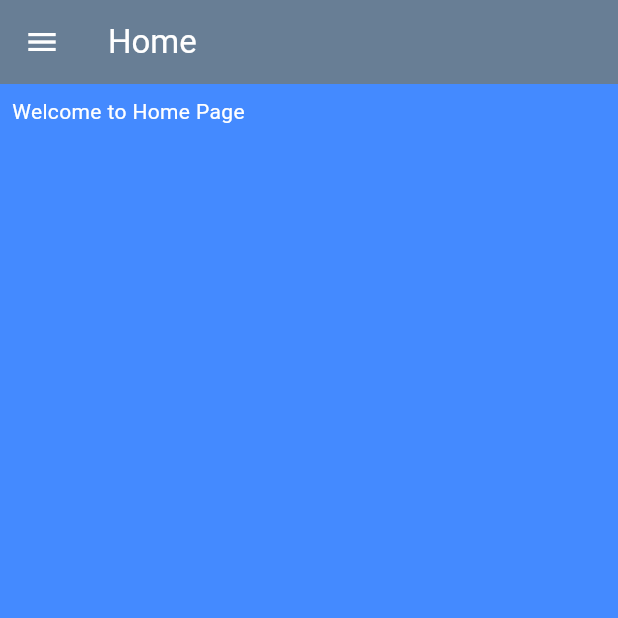
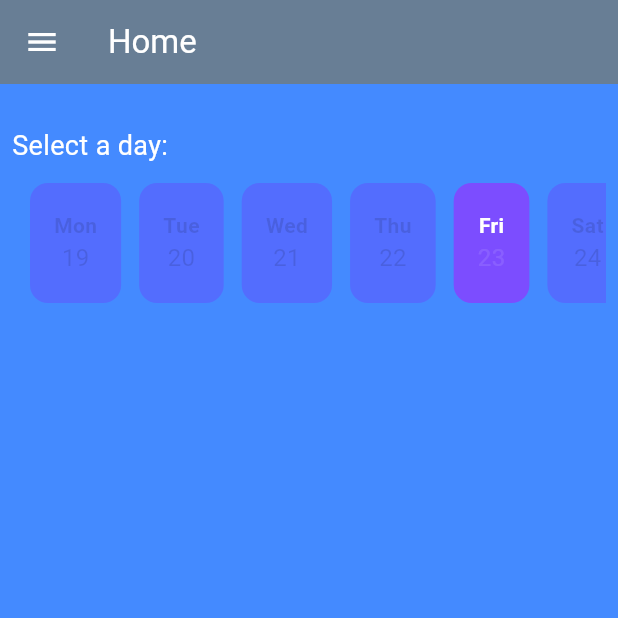
Before and after one commit to x14119641/flutterAPP, a Flutter app: the screen it shows after launch, on a phone screen of 412 x 824 dp, the top half of it. Run offline on Flutter 3.47's test engine with Material 3 defaults, Android fonts, the phone set to English and light mode, and no system bars.

Commit message:
Testing a widget to shwo the days of the week

```diff
--- a/lib/pages/home_page.dart
+++ b/lib/pages/home_page.dart
@@ -1,5 +1,6 @@
 import 'package:flutter/material.dart';
 import 'package:flutter_application_1/widgets/base_layout.dart';
+import 'package:flutter_application_1/widgets/weekday_scroller.dart';
 
 class HomePage extends StatelessWidget {
   const HomePage({super.key});
@@ -8,7 +9,15 @@ class HomePage extends StatelessWidget {
   Widget build(BuildContext context) {
     return BaseLayout(
       title: 'Home',
-      child: Text("Welcome to Home Page"),
+      child: Column(
+        crossAxisAlignment: CrossAxisAlignment.start,
+        children:  [
+          SizedBox(height: 20,),
+          Text("Select a day: ", style:  TextStyle(fontSize: 18),),
+          SizedBox(height: 12,),
+          WeekdayScroller(),
+        ],
+      ),
     );
   }
 }
--- /dev/null
+++ b/lib/widgets/weekday_scroller.dart
@@ -0,0 +1,66 @@
+import 'package:flutter/material.dart';
+import 'package:intl/intl.dart';
+
+class WeekdayScroller extends StatelessWidget {
+  WeekdayScroller({super.key});
+
+  final DateTime today = DateTime.now();
+
+  /// Returns Monday of the current week
+  DateTime getStartOfWeek(DateTime date) {
+    return date.subtract(Duration(days:date.weekday-1));
+  }
+
+  /// Gwenerates 7 dates starting from Monday
+  List<DateTime> getCurrentWeekDates() {
+    DateTime start = getStartOfWeek(today);
+    return List.generate(7, (index) => start.add(Duration(days: index)));
+  }
+
+  @override
+  Widget build(BuildContext context) {
+    final weekDates = getCurrentWeekDates();
+    final dayFormatter = DateFormat('E'); // Mon, tue...
+    final dateFormatter = DateFormat('d');
+
+    return SizedBox(
+      height: 80,
+      child: ListView.separated(
+        itemBuilder: (context, index) {
+          final date = weekDates[index];
+          final isToday = DateUtils.isSameDay(date, today);
+          return Container(
+            padding: const EdgeInsets.symmetric(horizontal: 16, vertical:12),
+            decoration: BoxDecoration(
+              color: isToday ? Colors.deepPurpleAccent: Colors.indigoAccent,
+              borderRadius: BorderRadius.circular(12),
+            ),
+            child: Column(
+              mainAxisAlignment: MainAxisAlignment.center,
+              children: [
+                Text(
+                  dayFormatter.format(date),
+                  style: TextStyle(
+                    fontSize: 14, fontWeight: FontWeight.bold,
+                    color: isToday ? Colors.white : Colors.black12,
+                  ),
+                ),
+                Text(
+                  dateFormatter.format(date),
+                  style: TextStyle(
+                    fontSize: 16,
+                    color: isToday ? Colors.white10 : Colors.black12,
+                  ),
+                )
+              ],
+            ),
+          );
+        },
+        scrollDirection: Axis.horizontal,
+        separatorBuilder: (_, __) => const SizedBox(width: 12,),
+        itemCount: weekDates.length,
+        padding: const EdgeInsets.symmetric(horizontal: 12),
+        ),
+    );
+  }
+}
--- a/pubspec.yaml
+++ b/pubspec.yaml
@@ -34,6 +34,8 @@ dependencies:
   # The following adds the Cupertino Icons font to your application.
   # Use with the CupertinoIcons class for iOS style icons.
   cupertino_icons: ^1.0.8
+
+  intl: ^0.20.2
 
 dev_dependencies:
   flutter_test:
```
Also changed, not shown: pubspec.lock.
